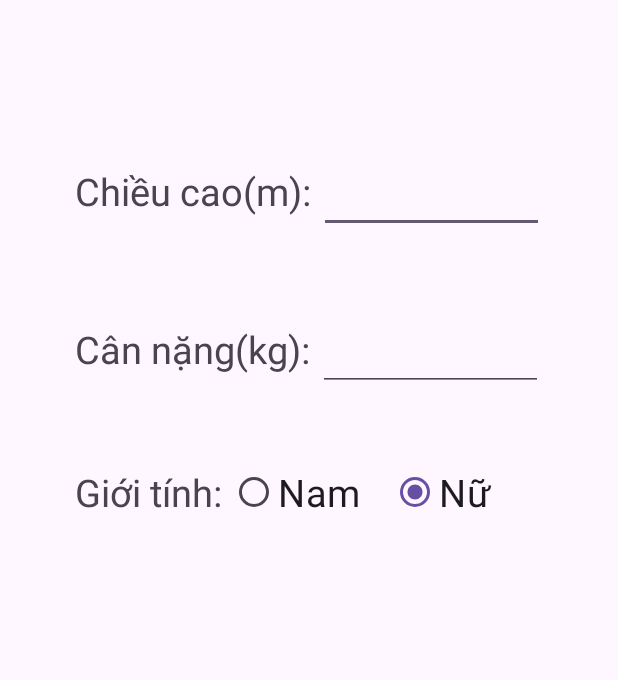
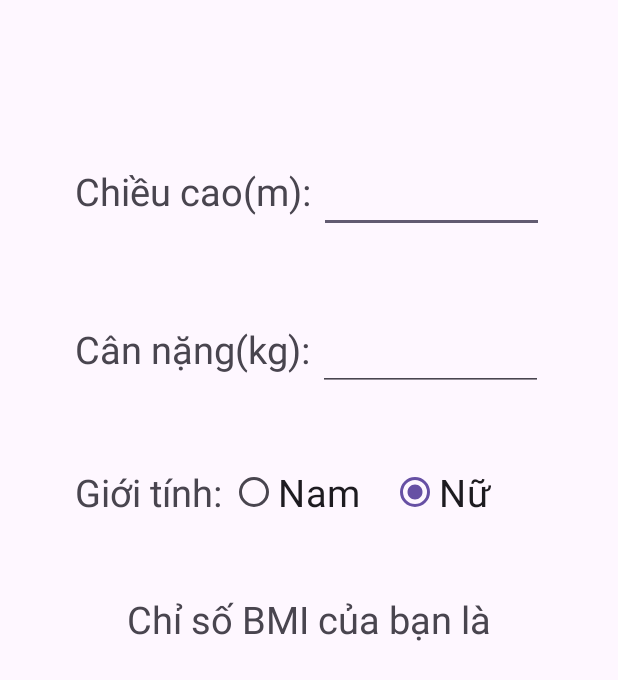
Before and after one commit to NguyenMinhDuc63133738/63133738-AndroidProgramming, an Android app: the screen it shows after launch (MainActivity), on a phone screen of 412 x 824 dp. Shown: the top 680 px of the screen. Run offline under Robolectric (Android 15) with nearby library versions, the phone set to English and light mode, and no system bars.

Commit message:
Update activity_main.xml

```diff
--- a/ThiGK_63133738/Cau2_AppTinhBMI/app/src/main/res/layout/activity_main.xml
+++ b/ThiGK_63133738/Cau2_AppTinhBMI/app/src/main/res/layout/activity_main.xml
@@ -89,6 +89,11 @@
         android:layout_gravity="center"
         android:layout_marginTop="50dp">
         <TextView
+            android:layout_width="wrap_content"
+            android:layout_height="wrap_content"
+            android:text="Chỉ số BMI của bạn là"
+            android:textSize="25dp"/>
+        <TextView
             android:id="@+id/txt_ketqua"
             android:layout_marginTop="20dp"
             android:layout_width="wrap_content"
```
